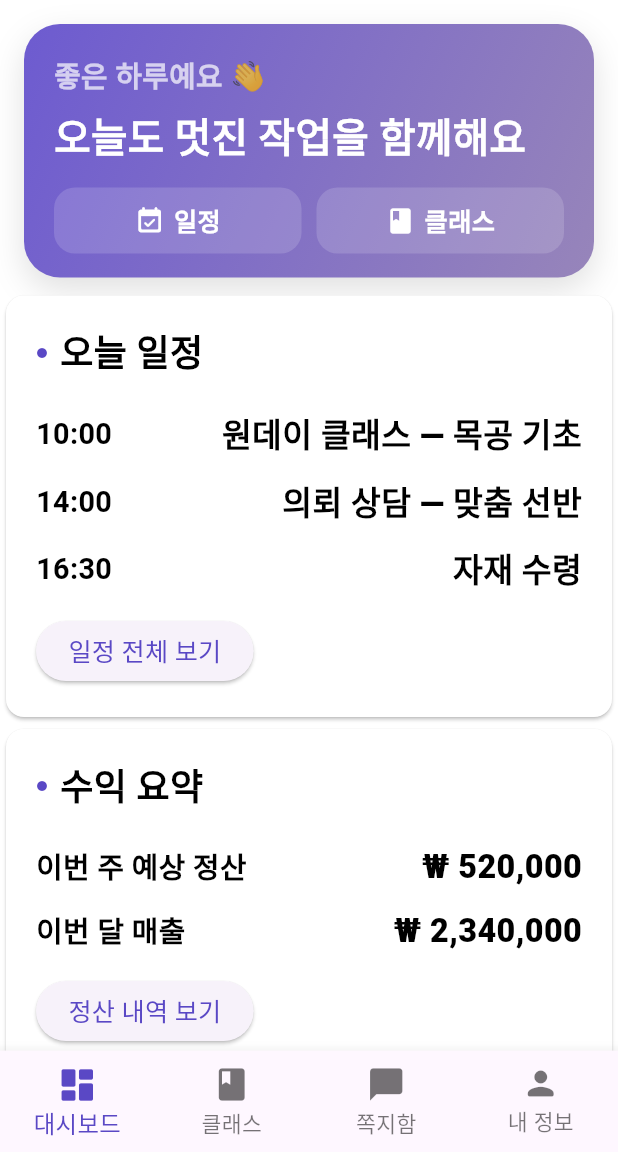
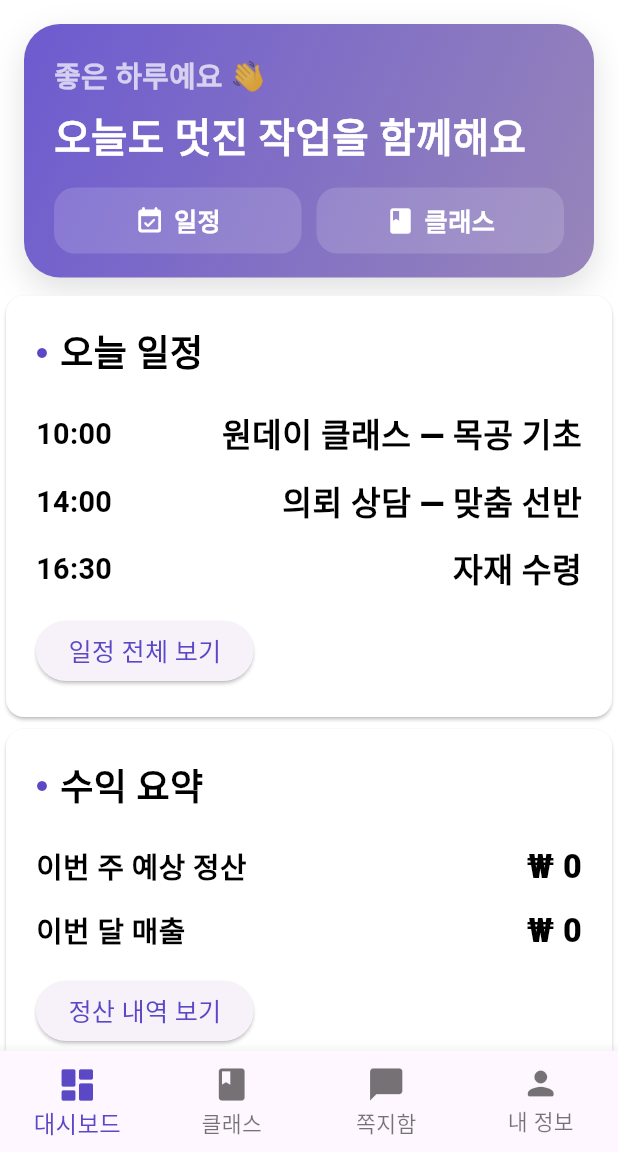
Before and after one commit to K-Hackathon-01z/eum-front, a Flutter app: the ArtistShellScreen screen opened by its route, after a tap on "정산 내역 보기", on a phone screen of 412 x 824 dp, the part 84-1236 px from its top. Run offline on Flutter 3.47's test engine with Material 3 defaults, Android fonts, the phone set to English and light mode, and no system bars; our stand-ins replace flutter_dotenv, flutter_svg.

Commit message:
feat: 수익 수정

```diff
--- a/lib/screens/artist/dashboard.dart
+++ b/lib/screens/artist/dashboard.dart
@@ -74,10 +74,12 @@ class DashboardPage extends StatelessWidget {
 
         _section(context, '수익 요약', [
           // TODO: API 연동 시 실제 정산/매출 데이터로 대체 (더미 데이터)
-          _row('이번 주 예상 정산', '₩ 520,000'),
-          _row('이번 달 매출', '₩ 2,340,000'),
+          _row('이번 주 예상 정산', '₩ 0'),
+          _row('이번 달 매출', '₩ 0'),
           const SizedBox(height: 8),
-          ElevatedButton(onPressed: () {}, child: const Text('정산 내역 보기')),
+          ElevatedButton(onPressed: () {
+            // TODO: 정산 내역 보기 기능 구현
+          }, child: const Text('정산 내역 보기')),
         ], highContrast),
 
         const SizedBox(height: 16),
```
